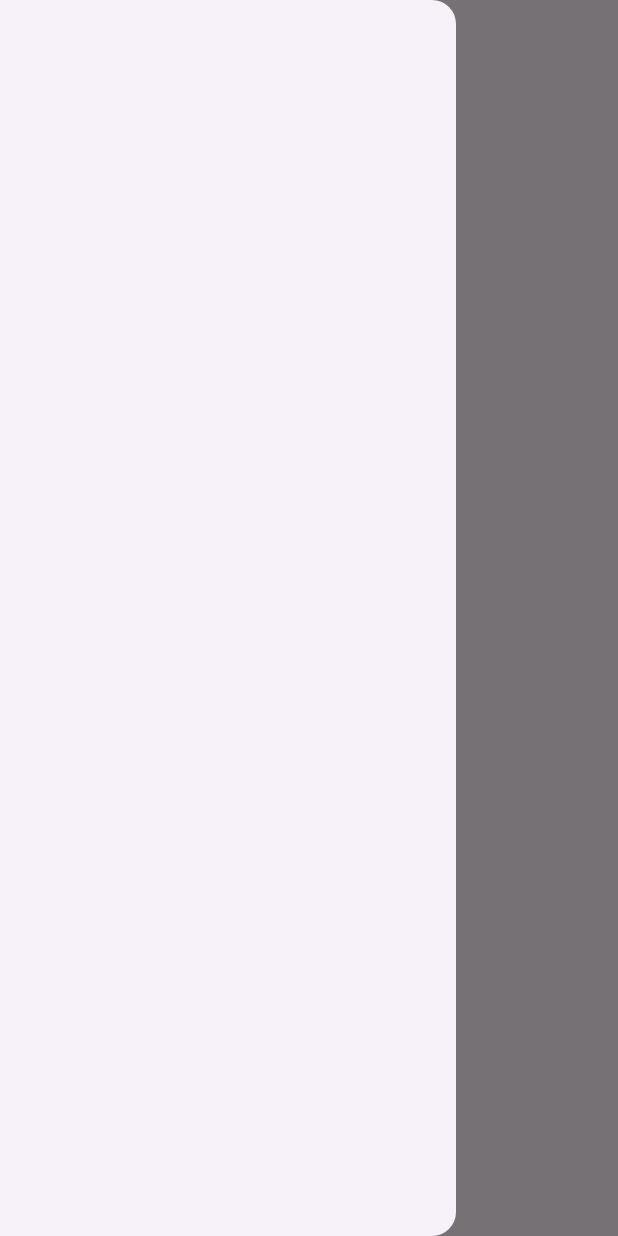
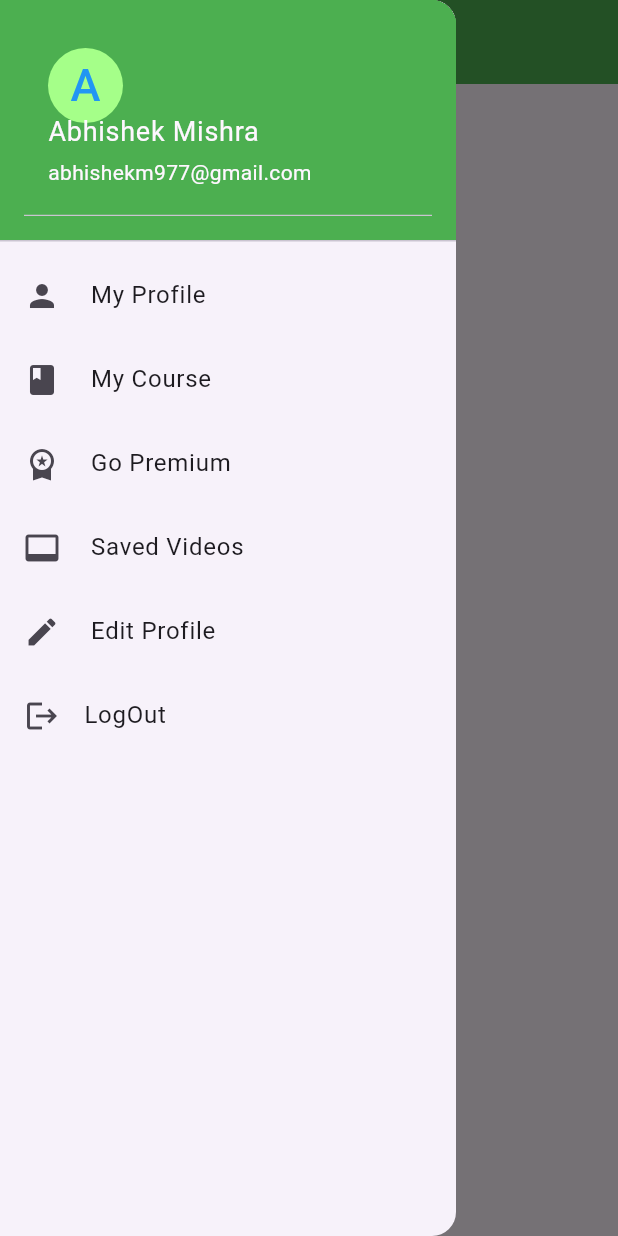
Before and after one commit to YilmazBatal/midterm_project, a Flutter app: the screen it shows after launch, with the side drawer open, on a phone screen of 412 x 824 dp. Run offline on Flutter 3.47's test engine with Material 3 defaults, Android fonts, the phone set to English and light mode, and no system bars; our stand-ins replace google_fonts.

Commit message:
Navbar Added

```diff
--- a/lib/Screens/product/home.dart
+++ b/lib/Screens/product/home.dart
@@ -10,89 +10,80 @@
 class _HomePageState extends State<HomePage> {
   @override
   Widget build(BuildContext context) {
-    return const Scaffold(
+    return Scaffold(
+      appBar: AppBar(
+        title: Text("title"),
+        backgroundColor: Colors.green,
+      ),
       drawer: Drawer(
-        // child: Container(
-        //   color: Colors.blue,
-        //   child: ListView(
-        //     children: [
-        //       SizedBox(
-        //         height: 200,
-        //         width: 100,
-        //         child: DrawerHeader(
-        //           padding: const EdgeInsets.all(0.0),
-        //           child: Container(
-        //             decoration: BoxDecoration(color: Colors.orange[50]),
-        //             child: const Center(
-        //               child: Column(
-        //                 mainAxisAlignment: MainAxisAlignment.center,
-        //                 children: [
-        //                    Icon(
-        //                     Icons.account_circle_outlined,
-        //                     size: 100,
-        //                     color: Colors.black,
-        //                   ),
-        //                   Text(
-        //                       "Welcome",
-        //                       style: TextStyle(
-        //                           fontSize: 24, color: Colors.white))
-        //                 ],
-        //               ),
-        //             ),
-        //           ),
-        //         ),
-        //       ),
-        //       // HOME
-        //       ListTile(
-        //         contentPadding: const EdgeInsets.symmetric(horizontal: 30),
-        //         leading: Icon(
-        //           Icons.home_rounded,
-        //           color: Colors.orange[50],
-        //           size: 40,
-        //         ),
-        //         title: Text("Home",
-        //             style: TextStyle(fontSize: 25, color: Colors.orange[50])),
-        //         onTap: () {
-        //           Navigator.of(context).push(MaterialPageRoute(
-        //               builder: (context) => const HomePage()));
-        //         },
-        //       ),
-        //       // PROFILE
-        //       ListTile(
-        //         contentPadding: const EdgeInsets.symmetric(horizontal: 30),
-        //         leading: Icon(
-        //           Icons.account_circle_outlined,
-        //           color: Colors.orange[200]?.withOpacity(0.5),
-        //           size: 40,
-        //         ),
-        //         title: Text("Profile",
-        //             style: TextStyle(
-        //                 fontSize: 25, color: Colors.orange[200]?.withOpacity(0.5))),
-        //         onTap: () {
-        //           Navigator.of(context).push(MaterialPageRoute(
-        //               builder: (context) => const HomePage()));
-        //         },
-        //       ),
-        //       // STORE
-        //       ListTile(
-        //         contentPadding: const EdgeInsets.symmetric(horizontal: 30),
-        //         leading: Icon(
-        //           Icons.shopping_bag_outlined,
-        //           color: Colors.orange[200]?.withOpacity(0.5),
-        //           size: 40,
-        //         ),
-        //         title: Text("Store",
-        //             style: TextStyle(
-        //                 fontSize: 25, color: Colors.orange[200]?.withOpacity(0.5))),
-        //         onTap: () {
-        //           Navigator.of(context).push(MaterialPageRoute(
-        //               builder: (context) => const HomePage()));
-        //         },
-        //       ),
-        //     ],
-        //   ),
-        // ),
-
+        child: ListView(
+          padding: const EdgeInsets.all(0),
+          children: [
+            const DrawerHeader(
+              decoration: BoxDecoration(
+                color: Colors.green,
+              ), //BoxDecoration
+              child: UserAccountsDrawerHeader(
+                decoration: BoxDecoration(color: Colors.green),
+                accountName: Text(
+                  "Abhishek Mishra",
+                  style: TextStyle(fontSize: 18),
+                ),
+                accountEmail: Text("abhishekm977@gmail.com"),
+                currentAccountPictureSize: Size.square(50),
+                currentAccountPicture: CircleAvatar(
+                  backgroundColor: Color.fromARGB(255, 165, 255, 137),
+                  child: Text(
+                    "A",
+                    style: TextStyle(fontSize: 30.0, color: Colors.blue),
+                  ), //Text
+                ), //circleAvatar
+              ), //UserAccountDrawerHeader
+            ), //DrawerHeader
+            ListTile(
+              leading: const Icon(Icons.person),
+              title: const Text(' My Profile '),
+              onTap: () {
+                Navigator.pop(context);
+              },
+            ),
+            ListTile(
+              leading: const Icon(Icons.book),
+              title: const Text(' My Course '),
+              onTap: () {
+                Navigator.pop(context);
+              },
+            ),
+            ListTile(
+              leading: const Icon(Icons.workspace_premium),
+              title: const Text(' Go Premium '),
+              onTap: () {
+                Navigator.pop(context);
+              },
+            ),
+            ListTile(
+              leading: const Icon(Icons.video_label),
+              title: const Text(' Saved Videos '),
+              onTap: () {
+                Navigator.pop(context);
+              },
+            ),
+            ListTile(
+              leading: const Icon(Icons.edit),
+              title: const Text(' Edit Profile '),
+              onTap: () {
+                Navigator.pop(context);
+              },
+            ),
+            ListTile(
+              leading: const Icon(Icons.logout),
+              title: const Text('LogOut'),
+              onTap: () {
+                Navigator.pop(context);
+              },
+            ),
+          ],
+        ),
       ),
       body: Center(child: Text("< H O M E    P A G E>")),
     );
--- a/lib/main.dart
+++ b/lib/main.dart
@@ -21,15 +21,15 @@
       debugShowCheckedModeBanner: false,
 
       // Theme
-      theme: ThemeData(
-        // Tema config
-        // colorScheme: ,
+      // theme: ThemeData(
+      //   // Tema config
+      //   // colorScheme: ,
 
-        // Font config
-        textTheme: GoogleFonts.montserratTextTheme(
-          Theme.of(context).textTheme,
-        ),
-      ),
+      //   // Font config
+      //   textTheme: GoogleFonts.montserratTextTheme(
+      //     Theme.of(context).textTheme,
+      //   ),
+      // ),
 
       // Home
       home: const Scaffold(
```
